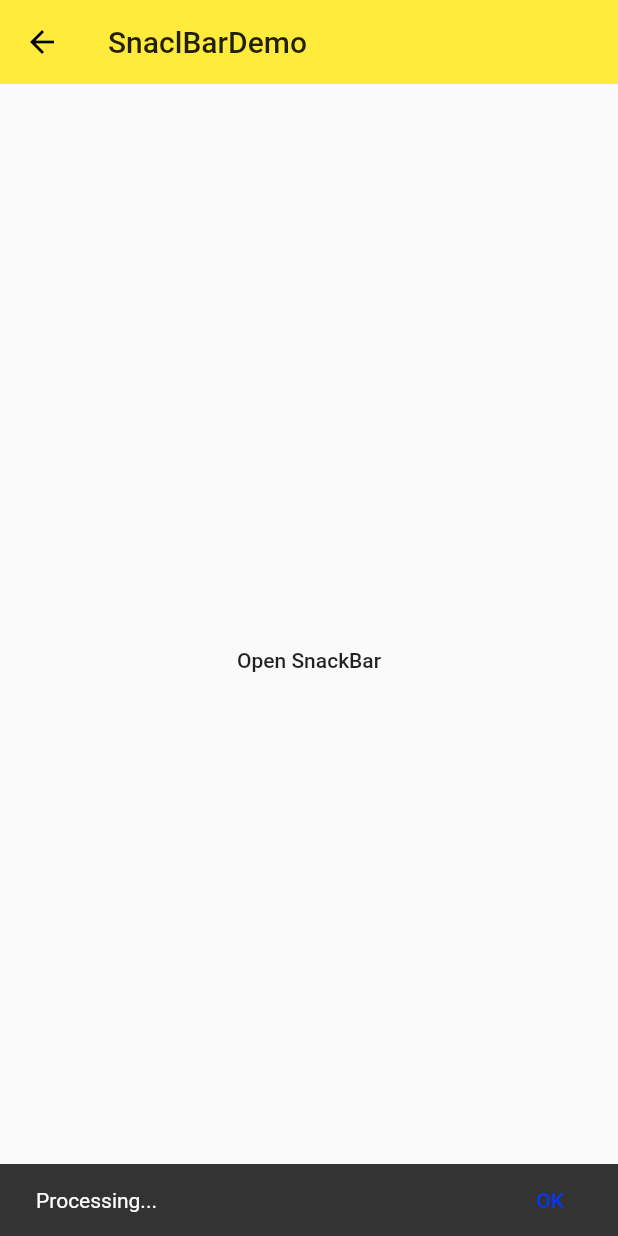
After one commit to 13666028317/ninghao_flutter, a Flutter app: the SnaclBarDemo screen opened directly, after a tap on "Open SnackBar", on a phone screen of 412 x 824 dp. The commit adds this screen. Run offline on Flutter 3.47's test engine with Material 2 defaults, Android fonts, the phone set to English and light mode, and no system bars.

Commit message:
snackBar

```diff
--- a/lib/pages/material_compontent.dart
+++ b/lib/pages/material_compontent.dart
@@ -9,6 +9,7 @@ import './date_demo.dart';
 import './simple_dialog_demo.dart';
 import './alert_dialog_demo.dart';
 import './bottom_sheet_demo.dart';
+import './snackbar_demo.dart';
 class MaterialCompontents extends StatefulWidget {
   MaterialCompontents({Key key}) : super(key: key);
 
@@ -39,6 +40,7 @@ class _MaterialCompontentsState extends State<MaterialCompontents> {
             ListItem(title: 'Simpledialog', page: SimpleDialogDemo()),
             ListItem(title: 'alertdialog', page: AlertDialogDemo()),
             ListItem(title: 'bottomSheet', page: BottomSheetDemo()),
+            ListItem(title: 'snackDemo', page: SnaclBarDemo()),
           ],
         ),
       ),
--- /dev/null
+++ b/lib/pages/snackbar_demo.dart
@@ -0,0 +1,54 @@
+import 'package:flutter/material.dart';
+
+class SnaclBarDemo extends StatefulWidget {
+  SnaclBarDemo({Key key}) : super(key: key);
+
+  @override
+  _SnaclBarDemoState createState() => _SnaclBarDemoState();
+}
+
+class _SnaclBarDemoState extends State<SnaclBarDemo> {
+  @override
+  Widget build(BuildContext context) {
+    return Container(
+      child: Scaffold(
+        appBar: AppBar(
+          title: Text('SnaclBarDemo'),
+          elevation: 0.0,
+        ),
+        body: Container(
+          padding: EdgeInsets.all(16.0),
+          child: Column(
+            mainAxisAlignment: MainAxisAlignment.center,
+            children: <Widget>[
+              Row(
+                mainAxisAlignment: MainAxisAlignment.center,
+                children: <Widget>[
+                  SnackBarButton(),
+                ],
+              )
+            ],
+          ),
+        ),
+      ),
+    );
+  }
+}
+
+class SnackBarButton extends StatelessWidget {
+  const SnackBarButton({Key key}) : super(key: key);
+
+  @override
+  Widget build(BuildContext context) {
+    return FlatButton(
+        onPressed: () {
+          Scaffold.of(context).showSnackBar(
+            SnackBar(
+              content: Text('Processing...'),
+              action: SnackBarAction(label: 'OK', onPressed: () {}),
+            ),
+          );
+        },
+        child: Text('Open SnackBar'));
+  }
+}
```
